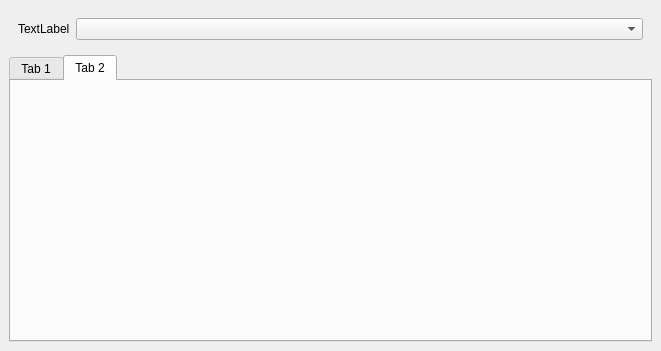
Qt form PersonDetector/detectormainwindow.ui (majdghada/MyPersonDetectionApp) before a commit.
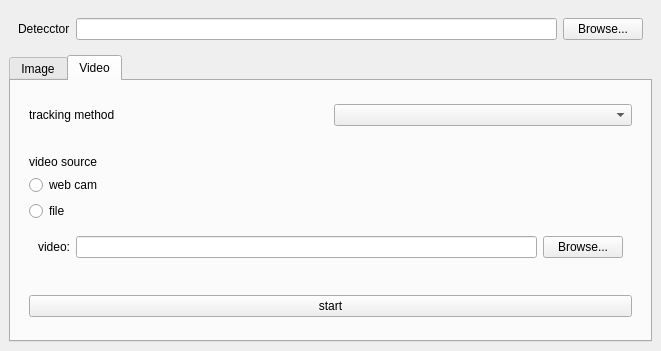
The same form after that commit. The open tabs and pages were chosen to show the change. Icons and pictures are not drawn.

Diff of the .ui file:
```diff
--- a/PersonDetector/detectormainwindow.ui
+++ b/PersonDetector/detectormainwindow.ui
@@ -27,17 +27,17 @@
           </sizepolicy>
          </property>
          <property name="text">
-          <string>TextLabel</string>
+          <string>Detecctor</string>
          </property>
         </widget>
        </item>
        <item>
-        <widget class="QComboBox" name="comboBox">
-         <property name="sizePolicy">
-          <sizepolicy hsizetype="MinimumExpanding" vsizetype="Fixed">
-           <horstretch>0</horstretch>
-           <verstretch>0</verstretch>
-          </sizepolicy>
+        <widget class="QLineEdit" name="lineEdit_3"/>
+       </item>
+       <item>
+        <widget class="QPushButton" name="pushButton_4">
+         <property name="text">
+          <string>Browse...</string>
          </property>
         </widget>
        </item>
@@ -46,15 +46,114 @@
     </item>
     <item>
      <widget class="QTabWidget" name="tabWidget">
+      <property name="sizePolicy">
+       <sizepolicy hsizetype="Ignored" vsizetype="Expanding">
+        <horstretch>0</horstretch>
+        <verstretch>0</verstretch>
+       </sizepolicy>
+      </property>
+      <property name="tabShape">
+       <enum>QTabWidget::Rounded</enum>
+      </property>
+      <property name="currentIndex">
+       <number>0</number>
+      </property>
       <widget class="QWidget" name="tab">
        <attribute name="title">
-        <string>Tab 1</string>
+        <string>Image</string>
        </attribute>
       </widget>
       <widget class="QWidget" name="tab_2">
        <attribute name="title">
-        <string>Tab 2</string>
+        <string>Video</string>
        </attribute>
+       <layout class="QVBoxLayout" name="verticalLayout_3">
+        <item>
+         <widget class="QWidget" name="widget_2" native="true">
+          <layout class="QHBoxLayout" name="horizontalLayout_3">
+           <item>
+            <widget class="QLabel" name="label_3">
+             <property name="text">
+              <string>tracking method</string>
+             </property>
+            </widget>
+           </item>
+           <item>
+            <widget class="QComboBox" name="comboBox_2"/>
+           </item>
+          </layout>
+         </widget>
+        </item>
+        <item>
+         <widget class="QWidget" name="widget_4" native="true">
+          <layout class="QVBoxLayout" name="verticalLayout_5">
+           <item>
+            <widget class="QLabel" name="label_4">
+             <property name="text">
+              <string>video source</string>
+             </property>
+            </widget>
+           </item>
+           <item>
+            <widget class="QRadioButton" name="radioButton">
+             <property name="text">
+              <string>web cam</string>
+             </property>
+            </widget>
+           </item>
+           <item>
+            <widget class="QRadioButton" name="radioButton_2">
+             <property name="text">
+              <string>file</string>
+             </property>
+            </widget>
+           </item>
+           <item>
+            <widget class="QWidget" name="widget_6" native="true">
+             <property name="sizePolicy">
+              <sizepolicy hsizetype="Preferred" vsizetype="Minimum">
+               <horstretch>0</horstretch>
+               <verstretch>0</verstretch>
+              </sizepolicy>
+             </property>
+             <layout class="QHBoxLayout" name="horizontalLayout_4">
+              <item>
+               <widget class="QLabel" name="label_5">
+                <property name="text">
+                 <string>video:</string>
+                </property>
+               </widget>
+              </item>
+              <item>
+               <widget class="QLineEdit" name="lineEdit_2"/>
+              </item>
+              <item>
+               <widget class="QPushButton" name="pushButton_3">
+                <property name="text">
+                 <string>Browse...</string>
+                </property>
+               </widget>
+              </item>
+             </layout>
+            </widget>
+           </item>
+          </layout>
+         </widget>
+        </item>
+        <item>
+         <widget class="QWidget" name="widget_5" native="true">
+          <layout class="QHBoxLayout" name="horizontalLayout_5">
+           <item>
+            <widget class="QPushButton" name="pushButton_2">
+             <property name="text">
+              <string>start</string>
+             </property>
+            </widget>
+           </item>
+          </layout>
+         </widget>
+        </item>
+       </layout>
       </widget>
      </widget>
     </item>
```
Left out of the diff: 89 changed lines with no effect on the pictures.
